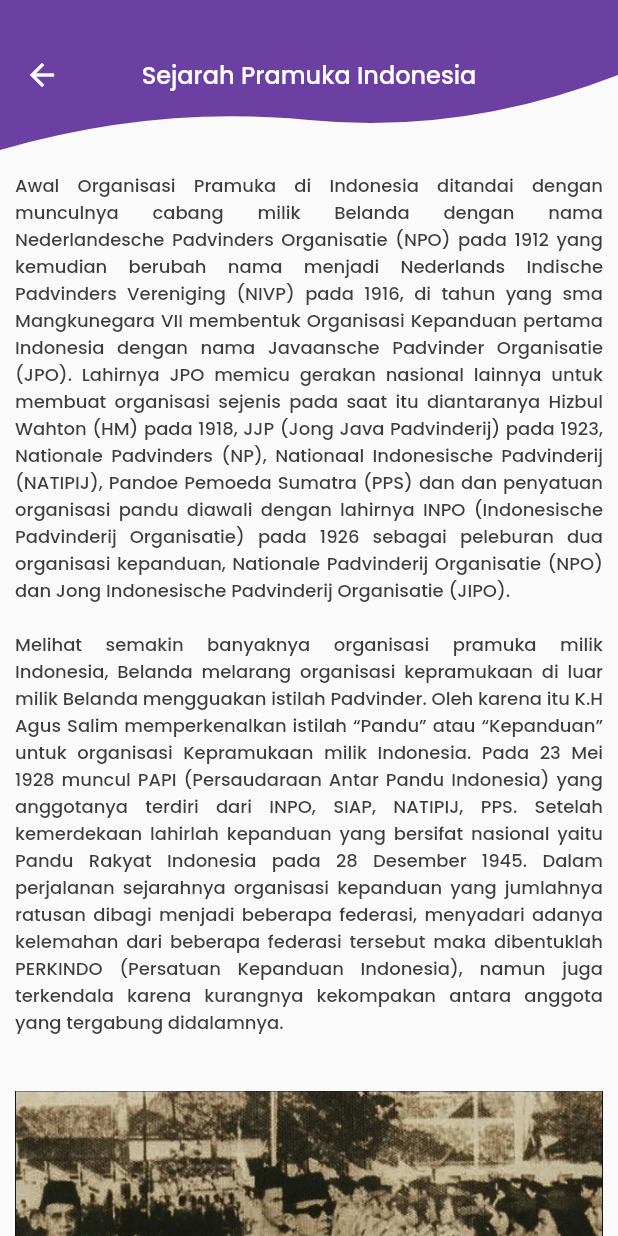
After one commit to whywidodo/smartscout, a Flutter app: the MateriSejarah screen opened directly, on a phone screen of 412 x 824 dp. The commit adds this screen. Run offline on Flutter 3.47's test engine with Material 2 defaults, Android fonts, the phone set to English and light mode, and no system bars; our stand-ins replace audioplayers, curved_navigation_bar, fluttertoast.

Commit message:
add Materi sejarah

```diff
--- a/lib/Constant/DataBP.dart
+++ b/lib/Constant/DataBP.dart
@@ -69,7 +69,7 @@ var biografi3 = '''
 2. Klub menembak (Rifle Corps)
 3. Teater, kegemarannya ini terus digeluti hingga sering tampil dalam berbagai pementasan drama bersama sahabatnya Kenneth Mc Laren
 4. Melukis dan menggambar, gambar/illustrasi selalu mengisi berbagai karya tulisnya
-5. Kiper kesebelasan Charterhouse
+5. Kiper kesebelasan Charterhouse\n
     ''';
 
 var biografi4 =
@@ -94,7 +94,7 @@ var biografi5 =
     "Kota Mafeking terhadap pengepungan bangsa Boer.\n\n";
 
 var biografi6 =
-    "     Selama kurang lebih 217 hari (dari tanggal 13 Oktober 1899 sampai tanggal 18 Mei 1900). "
+    "\n     Selama kurang lebih 217 hari (dari tanggal 13 Oktober 1899 sampai tanggal 18 Mei 1900). "
     "Karena jasa-jasanya ter sebut , pangkat Baden-Powell dinaikkan menjadi Mayor Jendral. "
     "Berita tersebut kemudian sampai juga ke Inggris. membuat seluruh keluarga Baden-Powell bangga."
     "Selama bertugas di Afrika. Baden-Powell banyak melakukan petualangan sehingga "
@@ -121,7 +121,7 @@ var biografi8 =
     "anggotanya. Perkemahan pertama tersebut diselenggarakan di Pulau Brownsea (Brownsea Island).\n\n";
 
 var biografi9 =
-    "     Baden-Powell pada tahun 1908 menulis buku Scouting For Boys, sebuah mahakarya "
+    "\n     Baden-Powell pada tahun 1908 menulis buku Scouting For Boys, sebuah mahakarya "
     "yang sangat spektakuler. Buku inilah yang mengakibatkan perkembangan kepanduan menjadi semakin besar. "
     "Buku ini menyebar di seluruh daratan Eropa sampai ke daerah-daerah jajahan. Pada tahun 1910, "
     "Baden-Powell meletakkan jabatannya di dinas ketentaraan dengan pangkat terakhirnya adalah "
@@ -145,6 +145,7 @@ var biografi11 =
     "dengan diantar di atas kereta yang ditarik oleh para pandu yang sangat mencintainya ke "
     "tempat peristirahatan terakhir.";
 
+var sumber = "fais huda, academia.edu";
 var paragraf = julukan + gelar + biografi;
 var paragraf2 = biografi1 + biografi2 + biografi3 + biografi4 + biografi5;
 var paragraf3 = biografi6 + biografi7 + biografi8;
--- /dev/null
+++ b/lib/Constant/DataSejarah.dart
@@ -0,0 +1,53 @@
+var sejarah =
+    "     Awal Organisasi Pramuka di Indonesia ditandai dengan munculnya "
+    "cabang milik Belanda dengan nama Nederlandesche Padvinders Organisatie "
+    "(NPO) pada 1912 yang kemudian berubah nama menjadi Nederlands Indische "
+    "Padvinders Vereniging (NIVP) pada 1916, di tahun yang sma Mangkunegara "
+    "VII membentuk Organisasi Kepanduan pertama Indonesia dengan nama Javaansche "
+    "Padvinder Organisatie (JPO). Lahirnya JPO memicu gerakan nasional lainnya "
+    "untuk membuat organisasi sejenis pada saat itu diantaranya Hizbul Wahton "
+    "(HM) pada 1918, JJP (Jong Java Padvinderij) pada 1923, Nationale Padvinders "
+    "(NP), Nationaal Indonesische Padvinderij (NATIPIJ), Pandoe Pemoeda Sumatra "
+    "(PPS) dan dan penyatuan organisasi pandu diawali dengan lahirnya INPO "
+    "(Indonesische Padvinderij Organisatie) pada 1926 sebagai peleburan dua "
+    "organisasi kepanduan, Nationale Padvinderij "
+    "Organisatie (NPO) dan Jong Indonesische Padvinderij Organisatie (JIPO).\n\n";
+
+var sejarah1 =
+    "     Melihat semakin banyaknya organisasi pramuka milik Indonesia, "
+    "Belanda melarang organisasi kepramukaan di luar milik Belanda mengguakan "
+    "istilah Padvinder. Oleh karena itu K.H Agus Salim memperkenalkan istilah "
+    "“Pandu” atau “Kepanduan” untuk organisasi Kepramukaan milik Indonesia. "
+    "Pada 23 Mei 1928 muncul PAPI (Persaudaraan Antar Pandu Indonesia) yang "
+    "anggotanya terdiri dari INPO, SIAP, NATIPIJ, PPS. Setelah kemerdekaan "
+    "lahirlah kepanduan yang bersifat nasional yaitu Pandu Rakyat Indonesia "
+    "pada 28 Desember 1945. Dalam perjalanan sejarahnya organisasi kepanduan "
+    "yang jumlahnya ratusan dibagi menjadi beberapa federasi, menyadari adanya "
+    "kelemahan dari beberapa federasi tersebut maka dibentuklah PERKINDO "
+    "(Persatuan Kepanduan Indonesia), namun juga terkendala karena kurangnya "
+    "kekompakan antara anggota yang tergabung didalamnya.\n\n";
+
+var sejarah2 =
+    "\n     Pada 1960 pemerintah dan MPRS berupaya untuk membenahi organisasi "
+    "kepramukaan di Indonesia, sebagai tindak lanjut upaya tersebut pada 9 Maret "
+    "1961 Preseiden Soekarno mngumpulkan tokoh-tokoh dari gerakan kepramukaan "
+    "indonesia, presiden mengatakan bahwa organisasi kepanduan yang ada harus "
+    "diperbaharui, aktivitas pendidikan haruslah diganti dan seluruh organisasi "
+    "kepanduan yang ada dilebur menjadi satu dengah nama Pramuka. Dalam kesempatan "
+    "ini juga Presiden membentuk panitia pembentukan gerakan Pramuka yang tediri "
+    "dari Sultan Hamengkubuwono XI, Prof. Prijono. Dr. A. Aziz Saleh serta Achmadi. "
+    "Peristiwa ini kemudian dikenal dengan Hari Tunas Gerakan Pramuka.\n\n";
+
+var sejarah3 =
+    "\n      Buah hasil kerja panitia tersebut yaitu dikeluarkannya lampiran "
+    "keputusan Presiden nomor 238 tahun 1961 pada 20 Mei 1961 tentang gerakan Pramuka, "
+    "maka peristiwa ini disebut sebagai Hari permulaan Tahun kerja. Pada 30 Juli 1961 "
+    "bertempat di Istora Senayan, seluruh tokoh–tokoh kepanduan indonesia menyatakan "
+    "menggabungkan diri dengan orgnaisasi gerakan Pramuka, dan hari bersejarah ini "
+    "disebut sebagai Hari Ikrar Gerakan Pramuka. Pada 14 Agustus 1961 dilakukan "
+    "MAPINAS (Majelis Pimpinan Nasional) yang diketuai oleh Preiden Soekarno, "
+    "wakil ketua I Sultan Hamengkubuwono XI dan wakil ketua II Brigjen TNI Dr. A. "
+    "Azis Saleh. Ditandai dengan penyerahan panji-panji pramuka oleh Presiden Soekarno "
+    "kepada tokoh-tokoh pramuka dihadiri oleh ribuan anggota pramuka unuk memperkenalkan "
+    "gerakan Pramuka kepada Masyarakat, maka peristiwa ini dikenal sebagai hari "
+    "lahir Pramuka yang sampai saat ini masih diperingati.";
--- a/lib/Layout/Belajar.dart
+++ b/lib/Layout/Belajar.dart
@@ -4,6 +4,7 @@ import 'package:smartscout/Layout/MateriBP.dart';
 import '../Constant/Ukuran.dart';
 import '../Constant/Warna.dart';
 import 'Homepage.dart';
+import 'MateriSejarah.dart';
 
 class Belajar extends StatefulWidget {
   const Belajar({Key? key}) : super(key: key);
@@ -36,11 +37,10 @@ class _BelajarState extends State<Belajar> {
         body: ListView(
           children: [
             InkWell(
-              onTap: (){
+              onTap: () {
                 keMateriBP();
               },
-              child:
-              Container(
+              child: Container(
                   decoration: BoxDecoration(
                       color: warnaPutih,
                       border: Border.all(color: warnaAbu),
@@ -56,15 +56,13 @@ class _BelajarState extends State<Belajar> {
                           fontFamily: 'PoppinsMedium',
                           fontSize: ukFormTulisanSedang),
                     ),
-                  )
-              ),
+                  )),
             ),
             InkWell(
-              onTap: (){
+              onTap: () {
                 keMateriSP();
               },
-              child:
-              Container(
+              child: Container(
                   decoration: BoxDecoration(
                       color: warnaPutih,
                       border: Border.all(color: warnaAbu),
@@ -83,11 +81,10 @@ class _BelajarState extends State<Belajar> {
                   )),
             ),
             InkWell(
-              onTap: (){
+              onTap: () {
                 keMateriKK();
               },
-              child:
-              Container(
+              child: Container(
                   decoration: BoxDecoration(
                       color: warnaPutih,
                       border: Border.all(color: warnaAbu),
@@ -106,11 +103,10 @@ class _BelajarState extends State<Belajar> {
                   )),
             ),
             InkWell(
-              onTap: (){
+              onTap: () {
                 keMateriLP();
               },
-              child:
-              Container(
+              child: Container(
                   decoration: BoxDecoration(
                       color: warnaPutih,
                       border: Border.all(color: warnaAbu),
@@ -131,19 +127,26 @@ class _BelajarState extends State<Belajar> {
           ],
         ));
   }
-  void keMateriBP(){
+
+  void keMateriBP() {
     Navigator.pushAndRemoveUntil(
         context,
         MaterialPageRoute(builder: (context) => const MateriBP()),
         (route) => false);
   }
-  void keMateriSP(){
-    print("Ke layout materi Sejarah Pramuka");
+
+  void keMateriSP() {
+    Navigator.pushAndRemoveUntil(
+        context,
+        MaterialPageRoute(builder: (context) => MateriSejarah()),
+        (route) => false);
   }
-  void keMateriKK(){
+
+  void keMateriKK() {
     print("Ke layout materi Kode Kehormatan");
   }
-  void keMateriLP(){
+
+  void keMateriLP() {
     print("Ke layout materi Lambang Pramuka");
   }
 }
--- /dev/null
+++ b/lib/Layout/MateriSejarah.dart
@@ -0,0 +1,89 @@
+import 'package:flutter/material.dart';
+import 'package:smartscout/Constant/Data.dart';
+import 'package:smartscout/Constant/DataSejarah.dart';
+
+import '../Constant/Ukuran.dart';
+import '../Constant/Warna.dart';
+import '../Widget/WaveShape.dart';
+import 'Belajar.dart';
+
+class MateriSejarah extends StatefulWidget {
+  const MateriSejarah({Key? key}) : super(key: key);
+
+  @override
+  _MateriSejarahState createState() => _MateriSejarahState();
+}
+
+class _MateriSejarahState extends State<MateriSejarah> {
+  @override
+  Widget build(BuildContext context) {
+    return Scaffold(
+      appBar: AppBar(
+        leading: IconButton(
+          icon: const Icon(Icons.arrow_back),
+          onPressed: () {
+            Navigator.pushAndRemoveUntil(
+                context,
+                MaterialPageRoute(builder: (context) => const Belajar()),
+                (route) => false);
+          },
+        ),
+        centerTitle: true,
+        elevation: 0.0,
+        toolbarHeight: 100,
+        backgroundColor: Colors.transparent,
+        flexibleSpace: ClipPath(
+          clipper: WaveShape(),
+          child: Container(
+            height: 240,
+            width: MediaQuery.of(context).size.width,
+            color: warnaUngu,
+            child: Center(
+                child: Text(judulSejarah,
+                    style: TextStyle(
+                        fontSize: ukFormTulisanSedang,
+                        color: Colors.white,
+                        fontFamily: 'PoppinsMedium'))),
+          ),
+        ),
+      ),
+      body: ListView(
+        children: [
+          Container(
+              child: Padding(
+                  padding: EdgeInsets.symmetric(horizontal: 10, vertical: 15),
+                  child: Column(
+                    children: [
+                      Text(
+                        sejarah + sejarah1,
+                        textAlign: TextAlign.justify,
+                        style: TextStyle(
+                            color: warnaHitam,
+                            fontFamily: 'PoppinsMedium',
+                            fontSize: ukIsiTulisanKecil),
+                      ),
+                      Image.asset('assets/images/gerakan.jpg'),
+                      Text(
+                        sejarah2,
+                        textAlign: TextAlign.justify,
+                        style: TextStyle(
+                            color: warnaHitam,
+                            fontFamily: 'PoppinsMedium',
+                            fontSize: ukIsiTulisanKecil),
+                      ),
+                      Image.asset('assets/images/Sejarah.jpg'),
+                      Text(
+                        sejarah3,
+                        textAlign: TextAlign.justify,
+                        style: TextStyle(
+                            color: warnaHitam,
+                            fontFamily: 'PoppinsMedium',
+                            fontSize: ukIsiTulisanKecil),
+                      ),
+                    ],
+                  ))),
+        ],
+      ),
+    );
+  }
+}
```
Also changed, not shown: assets/images/Sejarah.jpg (added), assets/images/gerakan.jpg (added). Lines whose indentation alone changed are shown as unchanged.
